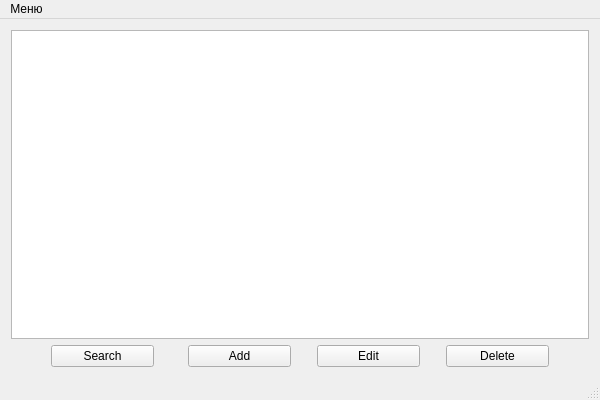
dshmelev/dbsan, file mainwindow.ui: the form before one commit.
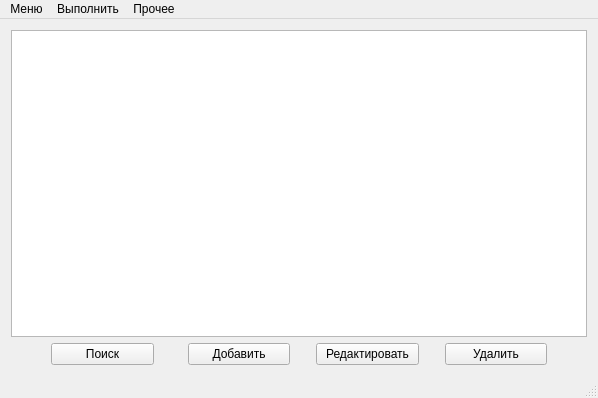
The form after the commit. Icons and pictures are not drawn.

Commit message: Realiz menu

What changed in the file:
```diff
--- a/mainwindow.ui
+++ b/mainwindow.ui
@@ -6,8 +6,8 @@
    <rect>
     <x>0</x>
     <y>0</y>
-    <width>600</width>
-    <height>400</height>
+    <width>598</width>
+    <height>398</height>
    </rect>
   </property>
   <property name="windowTitle">
@@ -106,7 +106,7 @@
       <item>
        <widget class="QPushButton" name="btn_filter">
         <property name="text">
-         <string>Search</string>
+         <string>Поиск</string>
         </property>
        </widget>
       </item>
@@ -129,7 +129,7 @@
       <item>
        <widget class="QPushButton" name="btnAdd">
         <property name="text">
-         <string>Add</string>
+         <string>Добавить</string>
         </property>
        </widget>
       </item>
@@ -152,7 +152,7 @@
       <item>
        <widget class="QPushButton" name="btnEd">
         <property name="text">
-         <string>Edit</string>
+         <string>Редактировать</string>
         </property>
        </widget>
       </item>
@@ -175,7 +175,7 @@
       <item>
        <widget class="QPushButton" name="btn_delete">
         <property name="text">
-         <string>Delete</string>
+         <string>Удалить</string>
         </property>
        </widget>
       </item>
@@ -204,8 +204,8 @@
     <rect>
      <x>0</x>
      <y>0</y>
-     <width>600</width>
-     <height>18</height>
+     <width>598</width>
+     <height>19</height>
     </rect>
    </property>
    <widget class="QMenu" name="menu">
@@ -217,7 +217,26 @@
     <addaction name="separator"/>
     <addaction name="actionQuit"/>
    </widget>
+   <widget class="QMenu" name="menu_2">
+    <property name="title">
+     <string>Прочее</string>
+    </property>
+    <addaction name="action_Help"/>
+    <addaction name="action_About"/>
+   </widget>
+   <widget class="QMenu" name="menu_3">
+    <property name="title">
+     <string>Выполнить</string>
+    </property>
+    <addaction name="action_Search"/>
+    <addaction name="separator"/>
+    <addaction name="action_Add"/>
+    <addaction name="action_Edit"/>
+    <addaction name="action_Delete"/>
+   </widget>
    <addaction name="menu"/>
+   <addaction name="menu_3"/>
+   <addaction name="menu_2"/>
   </widget>
   <widget class="QStatusBar" name="statusBar"/>
   <action name="actionQuit">
```
Left out of the diff: 40 changed lines with no effect on the pictures. The commit also changes 5 other files.
